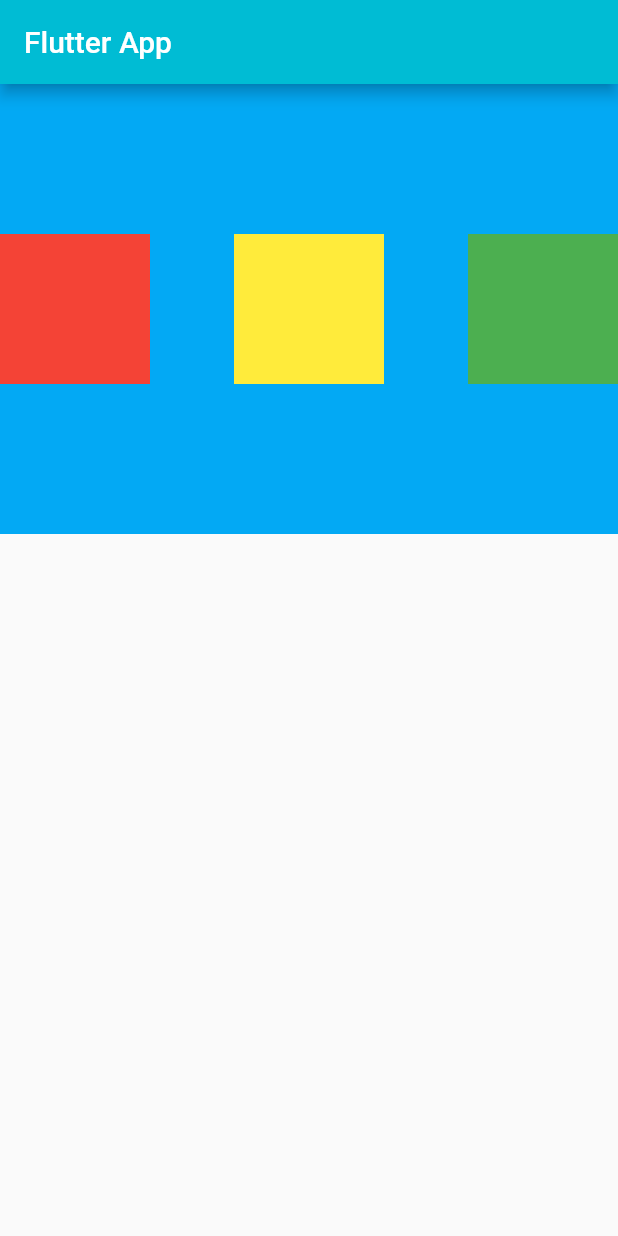
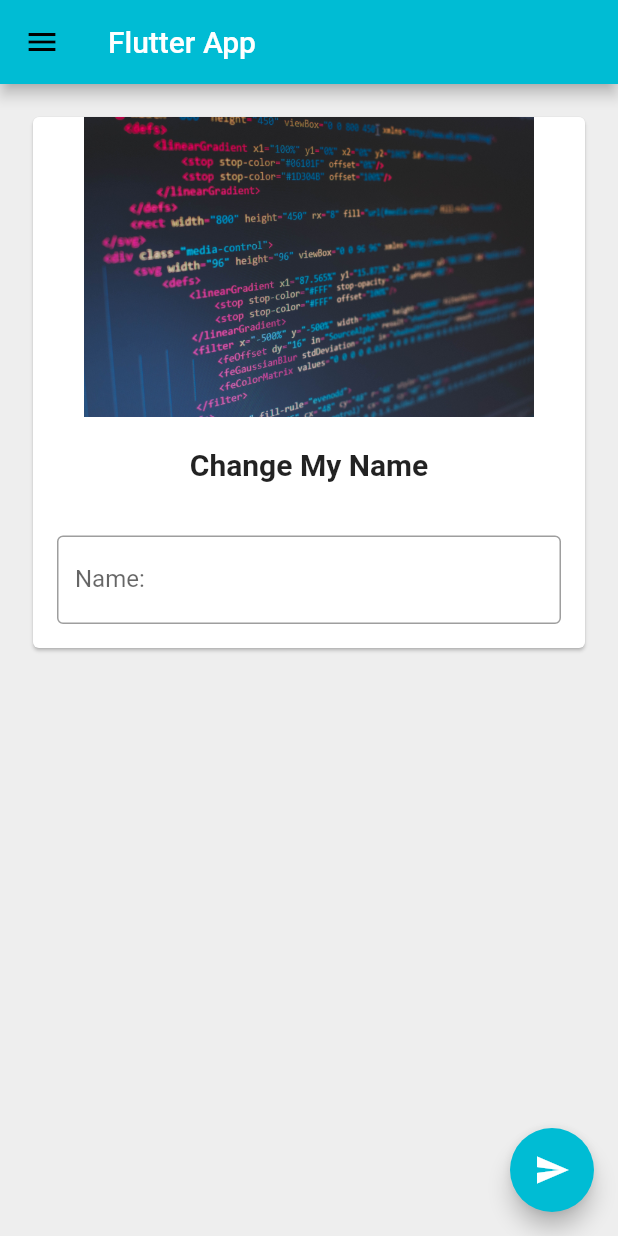
Before and after one commit to shasankkumar9/HelloFlutter, a Flutter app: the screen it shows after launch, on a phone screen of 412 x 824 dp. Run offline on Flutter 3.47's test engine with Material 2 defaults, Android fonts, the phone set to English and light mode, and no system bars.

Commit message:
ch#3 completed

```diff
--- a/lib/main.dart
+++ b/lib/main.dart
@@ -7,47 +7,107 @@ void main() {
   ));
 }
 
-class HomePage extends StatelessWidget {
+class HomePage extends StatefulWidget {
+  @override
+  _HomePageState createState() => _HomePageState();
+}
+
+class _HomePageState extends State<HomePage> {
+  var myName = "Change My Name";
+  TextEditingController _nameController = TextEditingController();
+
+  @override
+  void initState() {
+    // TODO: implement initState
+    super.initState();
+  }
+
+  @override
+  void dispose() {
+    // TODO: implement dispose
+    super.dispose();
+  }
+
   @override
   Widget build(BuildContext context) {
     return Scaffold(
+        backgroundColor: Colors.grey[200],
         appBar: AppBar(
-        title: Text("Flutter App",style: TextStyle(
+          title: Text(
+            "Flutter App",
+            style: TextStyle(
               color: Colors.white,
-        ),),
+            ),
+          ),
         ),
         body: Container(
-        color: Colors.lightBlue,
-        height: 300,
-        child: Row(
-          mainAxisAlignment: MainAxisAlignment.spaceBetween,
-          crossAxisAlignment: CrossAxisAlignment.center,
-          mainAxisSize: MainAxisSize.max,
-          children: <Widget>[
-        Container(
-          padding: const EdgeInsets.all(8),
-          width: 100,
-          height: 100,
-          color: Colors.red,
-          alignment: Alignment.center,
+          child: Padding(
+            padding: const EdgeInsets.all(18),
+            child: SingleChildScrollView(
+              child: Card(
+                child: Column(
+                  children: [
+                    Image.asset("assets/florian-olivo-4hbJ-eymZ1o-unsplash.jpg",
+                        height: 200, fit: BoxFit.cover),
+                    SizedBox(height: 20),
+                    Text(myName,
+                        style: TextStyle(
+                            fontSize: 20, fontWeight: FontWeight.bold)),
+                    SizedBox(
+                      height: 20,
                     ),
-        Container(
-          padding: const EdgeInsets.all(8),
-          width: 100,
-          height: 100,
-          color: Colors.yellow,
-          alignment: Alignment.center,
+                    Padding(
+                      padding: const EdgeInsets.all(16.0),
+                      child: TextField(
+                        controller: _nameController,
+                        decoration: InputDecoration(
+                          border: OutlineInputBorder(),
+                          hintText: "Enter Some Text",
+                          labelText: "Name:",
                         ),
-        Container(
-          padding: const EdgeInsets.all(8),
-          width: 100,
-          height: 100,
-          color: Colors.green,
-          alignment: Alignment.center,
                       ),
+                    )
                   ],
                 ),
               ),
-    );
+            ),
+          ),
+        ),
+        floatingActionButton: FloatingActionButton(
+          onPressed: () {
+            myName = _nameController.text;
+            setState(() {
+
+            });
+          },
+          child: Icon(Icons.send, color: Colors.white),
+        ),
+        drawer: Drawer(
+          child: ListView(
+            padding: const EdgeInsets.all(0),
+            children: [
+              UserAccountsDrawerHeader(
+                  accountName: Text("Shasank Kumar"),
+                  accountEmail: Text("shkumar@email.com"),
+                  currentAccountPicture: CircleAvatar(
+                    backgroundImage: NetworkImage(
+                        "https://images.unsplash.com/photo-1534614971-6be99a7a3ffd?ixid=MXwxMjA3fDB8MHxwaG90by1wYWdlfHx8fGVufDB8fHw%3D&ixlib=rb-1.2.1&auto=format&fit=crop&w=334&q=80"),
+                  )),
+              ListTile(
+                leading: Icon(Icons.person),
+                title: Text("Shasank"),
+                subtitle: Text("developer"),
+                trailing: Icon(Icons.edit),
+                onTap: () {},
+              ),
+              ListTile(
+                leading: Icon(Icons.email),
+                title: Text("shasankkumar9@email.com"),
+                subtitle: Text("email"),
+                trailing: Icon(Icons.edit),
+              )
+            ],
+          ),
+        ));
   }
 }
--- a/pubspec.yaml
+++ b/pubspec.yaml
@@ -45,8 +45,8 @@ flutter:
   uses-material-design: true
 
   # To add assets to your application, add an assets section, like this:
-  # assets:
-  #   - images/a_dot_burr.jpeg
+  assets:
+    - assets/
   #   - images/a_dot_ham.jpeg
 
   # An image asset can refer to one or more resolution-specific "variants", see
```
Also changed, not shown: assets/florian-olivo-4hbJ-eymZ1o-unsplash.jpg (added), assets/photo-1461749280684-dccba630e2f6.png (added), 1 other file. Lines whose indentation alone changed are shown as unchanged.
